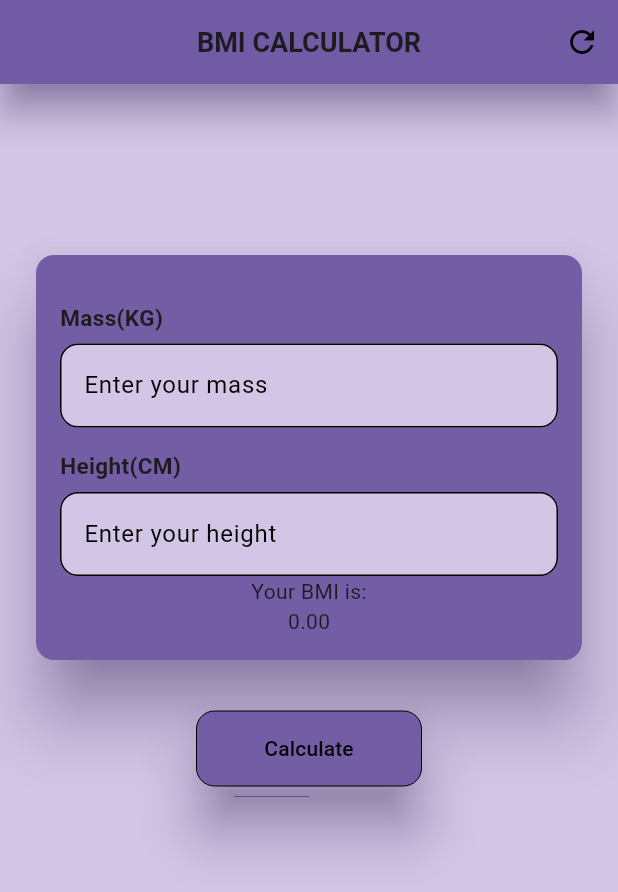
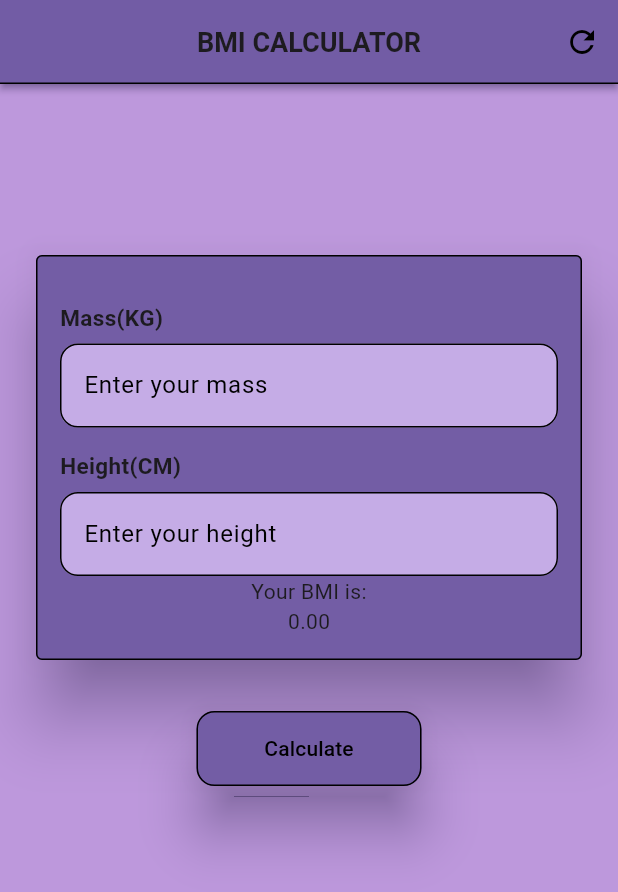
Before and after one commit to biniKin/first_project, a Flutter app: the screen it shows after launch, on a phone screen of 412 x 824 dp. Shown: the top 892 px of the screen. Run offline on Flutter 3.47's test engine with Material 3 defaults, Android fonts, the phone set to English and light mode, and no system bars.

Commit message:
UI updates

```diff
--- a/lib/materials.dart
+++ b/lib/materials.dart
@@ -19,13 +19,18 @@ class _Material_of_bmiState extends State<Material_of_bmi> {
     });
   }
 
+
   @override
   Widget build(BuildContext context) {
     return Scaffold(
-      backgroundColor: Color(0xFFD3C5E5),
+      backgroundColor: Color(0xFFBD98DC),
       appBar: AppBar(
-
-        elevation: 10,
+        shape: Border(
+          bottom: BorderSide(
+            width: 1
+          )
+        ),
+        elevation: 2,
         shadowColor: Color(0xFF735DA5),
         backgroundColor: Color(0xFF735DA5),
         title: Text("BMI CALCULATOR",
@@ -61,7 +66,11 @@ class _Material_of_bmiState extends State<Material_of_bmi> {
                 color: Color(0xFF735DA5),
                 elevation: 20,
                 shadowColor: Color(0xFF735DA5),
-
+                shape: OutlineInputBorder(
+                  borderSide: BorderSide(
+                    width: 1
+                  )
+                ),
 
                 child: Padding(
                   padding: const EdgeInsets.all(16.0),
@@ -97,7 +106,7 @@ class _Material_of_bmiState extends State<Material_of_bmi> {
                             ),
                           ),
                           filled: true,
-                          fillColor: Color(0xFFD3C5E5),
+                          fillColor: Color(0xFFC5ACE6),
                         ),
                         keyboardType: TextInputType.numberWithOptions(
                           decimal: true,
@@ -132,7 +141,7 @@ class _Material_of_bmiState extends State<Material_of_bmi> {
                             ),
                           ),
                           filled: true,
-                          fillColor: Color(0xFFD3C5E5),
+                          fillColor: Color(0xFFC5ACE6),
                         ),
                         keyboardType: TextInputType.numberWithOptions(
                           decimal: true,
@@ -161,7 +170,7 @@ class _Material_of_bmiState extends State<Material_of_bmi> {
                   shape: WidgetStatePropertyAll(
                     RoundedRectangleBorder(
                       borderRadius: BorderRadius.circular(12),
-                      side: BorderSide(width: 0, color: Colors.black),
+                      side: BorderSide(width: 1, color: Colors.black),
                     ),
                   ),
                 ),
```
